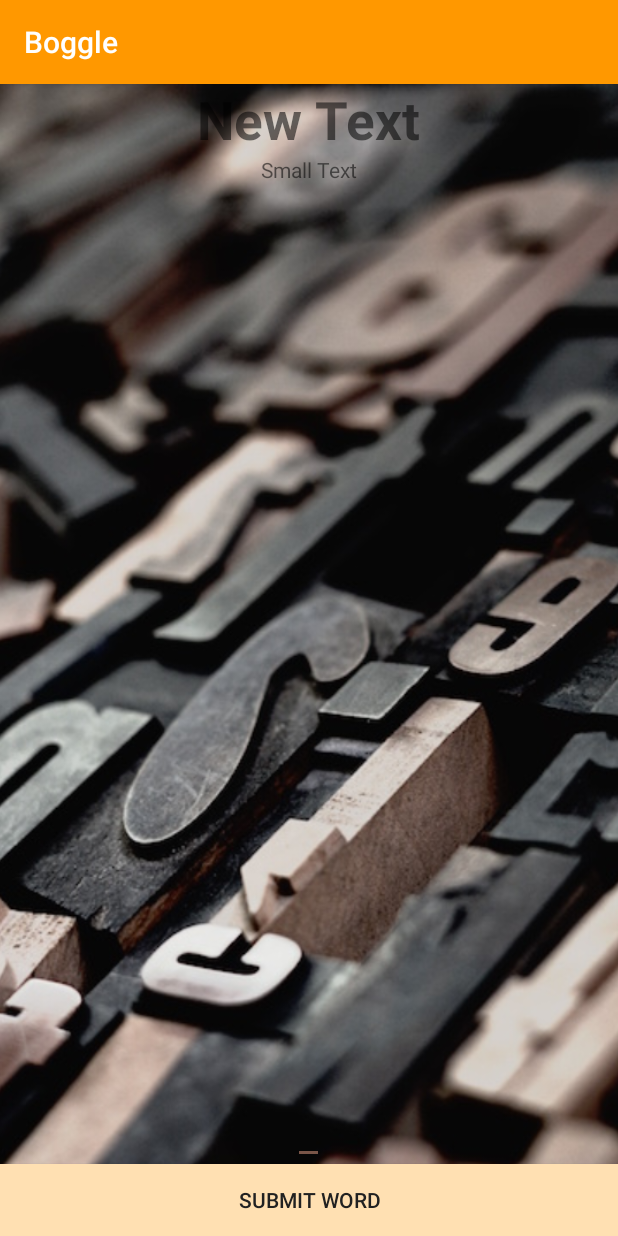
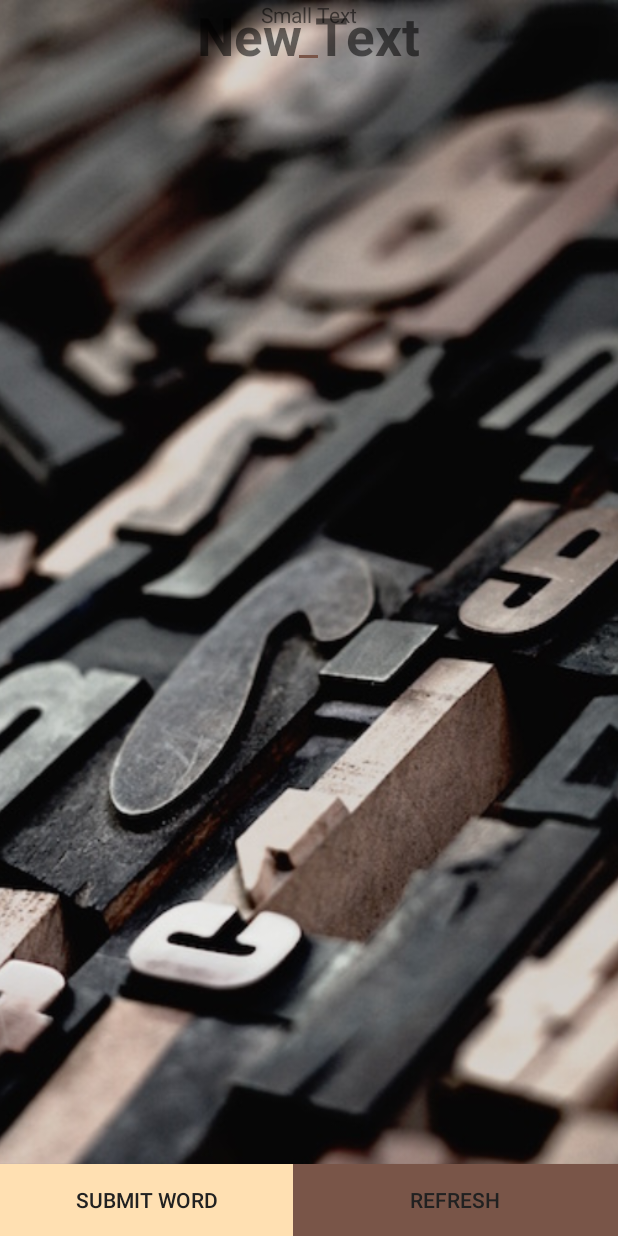
Before and after one commit to CalebPaul/boggle-android, an Android app: the screen it shows after launch (MainActivity), on a phone screen of 412 x 824 dp. Run offline under Robolectric (Android 15) with nearby library versions, the phone set to English and light mode, and no system bars; our stand-ins replace ButterKnife.

```diff
--- a/app/build.gradle
+++ b/app/build.gradle
@@ -1,13 +1,13 @@
 apply plugin: 'com.android.application'
 
 android {
-    compileSdkVersion 25
+    compileSdkVersion 24
     buildToolsVersion "25.0.0"
 
     defaultConfig {
         applicationId "com.example.epicodus.boggle"
         minSdkVersion 15
-        targetSdkVersion 25
+        targetSdkVersion 24
         versionCode 1
         versionName "1.0"
     }
@@ -22,5 +22,6 @@ android {
 dependencies {
     compile fileTree(dir: 'libs', include: ['*.jar'])
     testCompile 'junit:junit:4.12'
-    compile 'com.android.support:appcompat-v7:25.0.0'
+    compile 'com.android.support:appcompat-v7:24.2.1'
+    compile 'com.jakewharton:butterknife:7.0.1'
 }
--- a/app/src/main/java/com/example/epicodus/boggle/MainActivity.java
+++ b/app/src/main/java/com/example/epicodus/boggle/MainActivity.java
@@ -2,8 +2,21 @@ package com.example.epicodus.boggle;
 
 import android.support.v7.app.AppCompatActivity;
 import android.os.Bundle;
+import android.widget.Button;
+import android.widget.EditText;
+import android.widget.TextView;
+
+import org.w3c.dom.Text;
+
+import butterknife.Bind;
 
 public class MainActivity extends AppCompatActivity {
+
+    @Bind(R.id.scrambleTextView) TextView mScrambleTextView;
+    @Bind(R.id.wordListView) TextView mWordListView;
+    @Bind(R.id.inputField) EditText mInputField;
+    @Bind(R.id.submitButton) Button mSubmitButton;
+    @Bind(R.id.refreshButton) Button mRefreshButton;
 
     @Override
     protected void onCreate(Bundle savedInstanceState) {
--- a/app/src/main/res/layout/activity_main.xml
+++ b/app/src/main/res/layout/activity_main.xml
@@ -23,7 +23,7 @@
         android:layout_width="wrap_content"
         android:layout_height="wrap_content"
         android:text="New Text"
-        android:id="@+id/textView"
+        android:id="@+id/scrambleTextView"
         android:layout_centerHorizontal="true"
         android:textSize="35sp"
         android:textStyle="bold" />
@@ -33,14 +33,14 @@
         android:layout_height="wrap_content"
         android:textAppearance="?android:attr/textAppearanceSmall"
         android:text="Small Text"
-        android:id="@+id/textView2"
+        android:id="@+id/wordListView"
         android:layout_below="@+id/textView"
         android:layout_centerHorizontal="true" />
 
     <EditText
         android:layout_width="wrap_content"
         android:layout_height="wrap_content"
-        android:id="@+id/editText"
+        android:id="@+id/inputField"
         android:layout_above="@+id/button"
         android:layout_centerHorizontal="true" />
 
@@ -48,10 +48,24 @@
         android:layout_width="match_parent"
         android:layout_height="wrap_content"
         android:text="Submit Word"
-        android:id="@+id/button"
+        android:id="@+id/submitButton"
         android:layout_alignParentBottom="true"
-        android:layout_centerHorizontal="true"
         android:textColor="@color/primary_text"
-        android:background="@color/primary_light" />
+        android:background="@color/primary_light"
+        android:layout_toLeftOf="@+id/inputField"
+        android:layout_toStartOf="@+id/inputField" />
+
+    <Button
+        android:layout_width="match_parent"
+        android:layout_height="wrap_content"
+        android:text="Refresh"
+        android:id="@+id/refreshButton"
+        android:layout_alignParentBottom="true"
+        android:textColor="@color/primary_text"
+        android:background="@color/accent"
+        android:layout_alignTop="@+id/submitButton"
+        android:layout_toRightOf="@+id/submitButton"
+        android:layout_alignParentRight="true"
+        android:layout_alignParentEnd="true" />
 
 </RelativeLayout>
--- a/app/src/main/res/values/styles.xml
+++ b/app/src/main/res/values/styles.xml
@@ -1,7 +1,7 @@
 <resources>
 
     <!-- Base application theme. -->
-    <style name="AppTheme" parent="Theme.AppCompat.Light.DarkActionBar">
+    <style name="AppTheme" parent="Theme.AppCompat.Light.NoActionBar">
         <!-- Customize your theme here. -->
         <item name="colorPrimary">@color/primary</item>
         <item name="colorPrimaryDark">@color/primary_dark</item>
```
